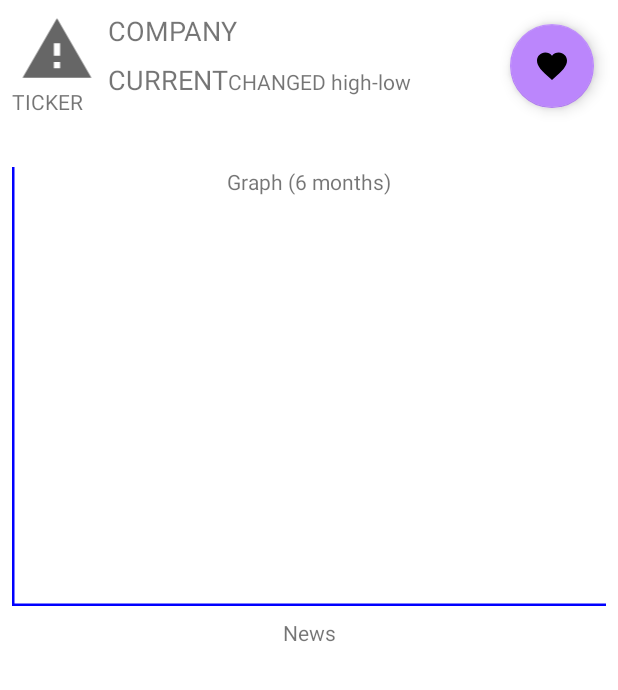
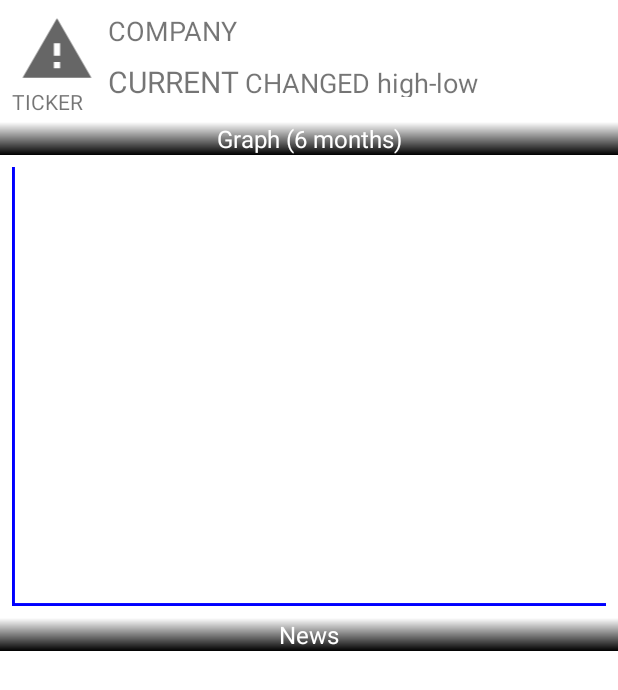
Before and after one commit to AlexSemiv/Stocks, an Android app: the layout fragment_stock_information.xml on its own in the app's theme, with its tools: preview values and no code run, on a phone screen of 412 x 824 dp. Shown: the top 690 px of the screen. Run offline under Robolectric (Android 15) with nearby library versions, the light colour scheme and no system bars.

Commit message:
Stocks 3.7

```diff
--- a/app/src/main/java/com/example/stocks/db/SavedStockDatabase.kt
+++ b/app/src/main/java/com/example/stocks/db/SavedStockDatabase.kt
@@ -5,6 +5,7 @@ import androidx.room.Database
 import androidx.room.Room
 import androidx.room.RoomDatabase
 import androidx.room.TypeConverters
+import javax.inject.Inject
 
 @Database(
         entities = [Stock::class],
--- a/app/src/main/java/com/example/stocks/repository/StocksRepository.kt
+++ b/app/src/main/java/com/example/stocks/repository/StocksRepository.kt
@@ -4,6 +4,7 @@ import com.example.stocks.api.SafeApiRequest
 import com.example.stocks.db.SavedStockDatabase
 import com.example.stocks.db.Stock
 import com.example.stocks.response.RetrofitInstance
+import dagger.hilt.EntryPoint
 
 class StocksRepository(
         val db: SavedStockDatabase
--- a/app/src/main/java/com/example/stocks/response/QuoteResponse.kt
+++ b/app/src/main/java/com/example/stocks/response/QuoteResponse.kt
@@ -8,5 +8,5 @@ data class QuoteResponse(
     val l: Double, // Low price of the day
     val o: Double, // Open price of the day
     val pc: Double, // Previous close price
-    val t: Int
+    val t: Float
 ) : Serializable
--- a/app/src/main/java/com/example/stocks/ui/fragments/StockFragment.kt
+++ b/app/src/main/java/com/example/stocks/ui/fragments/StockFragment.kt
@@ -25,7 +25,7 @@ abstract class StockFragment(
     lateinit var viewModel: StocksViewModel
     lateinit var stocksAdapter: StocksAdapter
 
-    abstract fun setLiveData(): LiveData<Resource<ConcurrentLinkedQueue<Stock>>>
+    abstract fun setLiveData(): LiveData<Resource<List<Stock>>>
 
     override fun onViewCreated(view: View, savedInstanceState: Bundle?) {
         super.onViewCreated(view, savedInstanceState)
@@ -57,7 +57,7 @@ abstract class StockFragment(
                         delay(1000L)
                         hideProgressBar()
                         response.data?.let { listStocks ->
-                            stocksAdapter.differ.submitList(listStocks.toList())
+                            stocksAdapter.differ.submitList(listStocks)
                         }
                     }
                 }
--- a/app/src/main/java/com/example/stocks/ui/graph/GraphView.kt
+++ b/app/src/main/java/com/example/stocks/ui/graph/GraphView.kt
@@ -4,77 +4,106 @@ import android.content.Context
 import android.graphics.Canvas
 import android.graphics.Color
 import android.graphics.Paint
+import android.provider.ContactsContract
 import android.util.AttributeSet
 import android.view.View
-import kotlinx.android.synthetic.main.fragment_stock_information.view.*
+import com.example.stocks.db.Stock
 
 class GraphView(
         context: Context,
         attributeSet: AttributeSet
 ): View(context,attributeSet) {
-    private val dataSet = mutableListOf<DataPoint>()
+    private val dataSetOpen = mutableListOf<DataPoint>()
+    private val dataSetClose = mutableListOf<DataPoint>()
+    private val dataSetHigh = mutableListOf<DataPoint>()
+    private val dataSetLow = mutableListOf<DataPoint>()
+
     private var xMin = 0
     private var xMax = 0
     private var yMin = 0
     private var yMax = 0
 
-    private val dataPointPaint = Paint().apply {
-        color = Color.RED
-        strokeWidth = 5f
-        style = Paint.Style.STROKE
-    }
-
-    private val dataPointFillPaint = Paint().apply {
-        color = Color.WHITE
-    }
-
-    private val dataPointLinePaint = Paint().apply {
-        color = Color.RED
+    private val dataOpenPointLinePaint = initPoint(Color.YELLOW)
+    private val dataClosePointLinePaint = initPoint(Color.BLUE)
+    private val dataHighPointLinePaint = initPoint(Color.GREEN)
+    private val dataLowPointLinePaint = initPoint(Color.RED)
+    private fun initPoint(c: Int) = Paint().apply {
+        color = c
         strokeWidth = 5f
         isAntiAlias = true
     }
-
+    private val dataPointPaint = Paint().apply {
+        color = Color.BLACK
+        strokeWidth = 10f
+        style = Paint.Style.STROKE
+    }
+    private val dataPointFillPaint = Paint().apply {
+        color = Color.CYAN
+    }
     private val axisLinePaint = Paint().apply {
         color = Color.BLUE
         strokeWidth = 5f
     }
-    fun setDots(newDataSet: List<DataPoint>){
-        xMin = newDataSet.minBy { it.x }?.x ?: 0
-        xMax = newDataSet.maxBy { it.x }?.x ?: 0
-        yMin = newDataSet.minBy { it.y }?.y ?: 0
-        yMax = newDataSet.maxBy { it.y }?.y ?: 0
 
-        dataSet.clear()
-        dataSet.addAll(newDataSet)
+    fun setDots(dataOpen:List<DataPoint>, dataClose:List<DataPoint>, dataLow:List<DataPoint>, dataHigh:List<DataPoint>) {
+        dataSetOpen.clear()
+        dataOpen.initMaxMinDots()
+        dataSetOpen.addAll(dataOpen)
+
+        dataSetClose.clear()
+        dataClose.initMaxMinDots()
+        dataSetClose.addAll(dataClose)
+
+        dataSetLow.clear()
+        dataLow.initMaxMinDots()
+        dataSetLow.addAll(dataLow)
+
+        dataSetHigh.clear()
+        dataHigh.initMaxMinDots()
+        dataSetHigh.addAll(dataHigh)
 
         invalidate()
+    }
+    private fun List<DataPoint>.initMaxMinDots(){
+        xMin = this.minBy { it.x }?.x ?: 0
+        xMax = this.maxBy { it.x }?.x ?: 0
+        yMin = 0
+        yMax = getYMax(this.maxBy { it.y }?.y ?: 0)
+    }
+    private fun getYMax(number: Int): Int{
+        var range = 50
+        while(number > range){
+            range += 10
+        }
+        return range
     }
 
     override fun onDraw(canvas: Canvas?) {
         super.onDraw(canvas)
+        canvas?.draw(dataSetOpen,dataOpenPointLinePaint)
+        canvas?.draw(dataSetClose, dataClosePointLinePaint)
+        canvas?.draw(dataSetHigh,dataHighPointLinePaint)
+        canvas?.draw(dataSetLow,dataLowPointLinePaint)
+    }
 
-        dataSet.forEachIndexed() { index, currentDataPoint ->
+    private fun Canvas.draw(list: MutableList<DataPoint> ,line: Paint){
+        list.forEachIndexed() { index, currentDataPoint ->
             val realX = currentDataPoint.x.toRealX()
             val realY = currentDataPoint.y.toRealY()
-
-            if(index < dataSet.size - 1){
-                val nextDataPoint = dataSet[index + 1]
+            if(index < list.size - 1){
+                val nextDataPoint = list[index + 1]
                 val startX = currentDataPoint.x.toRealX()
                 val startY = currentDataPoint.y.toRealY()
                 val endX = nextDataPoint.x.toRealX()
                 val endY = nextDataPoint.y.toRealY()
-
-                canvas?.drawLine(startX, startY, endX, endY, dataPointLinePaint)
+                drawLine(startX, startY, endX, endY, line)
             }
-
-            canvas?.drawCircle(realX,realY,7f,dataPointFillPaint)
-            canvas?.drawCircle(realX,realY,7f,dataPointPaint)
+            drawCircle(realX,realY,7f,dataPointFillPaint)
+            drawCircle(realX,realY,7f,dataPointPaint)
         }
-
-        canvas?.drawLine(0f,0f,0f,height.toFloat(),axisLinePaint)
-        canvas?.drawLine(0f,height.toFloat(),width.toFloat(),height.toFloat(),axisLinePaint)
+        drawLine(0f,0f,0f,height.toFloat(),axisLinePaint)
+        drawLine(0f,height.toFloat(),width.toFloat(),height.toFloat(),axisLinePaint)
     }
-
     private fun Int.toRealX() = toFloat() / xMax * width
     private fun Int.toRealY() = toFloat() / yMax * height
 }
--- a/app/src/main/res/drawable/ic_baseline_favorite_24.xml
+++ b/app/src/main/res/drawable/ic_baseline_favorite_24.xml
@@ -1,10 +1,5 @@
-<vector xmlns:android="http://schemas.android.com/apk/res/android"
-    android:width="24dp"
-    android:height="24dp"
-    android:viewportWidth="24"
-    android:viewportHeight="24"
-    android:tint="?attr/colorControlNormal">
-  <path
-      android:fillColor="@android:color/white"
-      android:pathData="M12,21.35l-1.45,-1.32C5.4,15.36 2,12.28 2,8.5 2,5.42 4.42,3 7.5,3c1.74,0 3.41,0.81 4.5,2.09C13.09,3.81 14.76,3 16.5,3 19.58,3 22,5.42 22,8.5c0,3.78 -3.4,6.86 -8.55,11.54L12,21.35z"/>
+<vector android:height="24dp" android:tint="#F2FFFC"
+    android:viewportHeight="24" android:viewportWidth="24"
+    android:width="24dp" xmlns:android="http://schemas.android.com/apk/res/android">
+    <path android:fillColor="@android:color/white" android:pathData="M12,21.35l-1.45,-1.32C5.4,15.36 2,12.28 2,8.5 2,5.42 4.42,3 7.5,3c1.74,0 3.41,0.81 4.5,2.09C13.09,3.81 14.76,3 16.5,3 19.58,3 22,5.42 22,8.5c0,3.78 -3.4,6.86 -8.55,11.54L12,21.35z"/>
 </vector>
--- a/app/src/main/res/layout/fragment_stock_information.xml
+++ b/app/src/main/res/layout/fragment_stock_information.xml
@@ -57,17 +57,19 @@
         <TextView
             android:id="@+id/current_price"
             android:layout_width="wrap_content"
-            android:layout_height="wrap_content"
-            android:text="@{`price: `+String.valueOf(stock.price.c)+` $`}"
-            android:textSize="18sp"
+            android:layout_height="match_parent"
+            android:text="@{String.valueOf(stock.price.c)+`$`}"
+            android:textSize="20sp"
             tools:text="CURRENT" />
 
         <TextView
             android:id="@+id/changed_price"
             android:layout_width="wrap_content"
-            android:layout_height="wrap_content"
-            android:textSize="14sp"
-            android:text="@{` (+`+String.valueOf(Math.round(stock.price.h-stock.price.l))+`$)`}"
+            android:layout_height="24dp"
+            android:layout_marginStart="4sp"
+            android:layout_marginLeft="4sp"
+            app:setChangedPrice="@{stock.price.o - stock.price.c}"
+            android:textSize="18sp"
             tools:text="CHANGED high-low" />
     </LinearLayout>
 
@@ -79,19 +81,7 @@
         app:layout_constraintBottom_toTopOf="@+id/guideline2"
         app:layout_constraintEnd_toEndOf="parent"
         app:layout_constraintStart_toStartOf="parent"
-        app:layout_constraintTop_toTopOf="@+id/guideline3" />
-
-    <com.google.android.material.floatingactionbutton.FloatingActionButton
-        android:id="@+id/floating_button_save"
-        android:layout_width="wrap_content"
-        android:layout_height="wrap_content"
-        android:layout_marginTop="16dp"
-        android:layout_marginEnd="16dp"
-        android:layout_marginRight="16dp"
-        android:src="@drawable/ic_baseline_favorite_24"
-        app:backgroundTint="@color/purple_200"
-        app:layout_constraintEnd_toEndOf="parent"
-        app:layout_constraintTop_toTopOf="parent" />
+        app:layout_constraintTop_toBottomOf="@+id/textView2" />
 
     <androidx.constraintlayout.widget.Guideline
         android:id="@+id/guideline2"
@@ -118,18 +108,27 @@
 
     <TextView
         android:id="@+id/textView2"
-        android:layout_width="wrap_content"
+        android:layout_width="0dp"
         android:layout_height="wrap_content"
+        android:layout_marginTop="4dp"
+        android:background="@drawable/gradient"
+        android:gravity="center"
         android:text="Graph (6 months)"
+        android:textColor="@color/white"
+        android:textSize="16sp"
         app:layout_constraintEnd_toEndOf="parent"
         app:layout_constraintStart_toStartOf="parent"
-        app:layout_constraintTop_toTopOf="@+id/graphView" />
+        app:layout_constraintTop_toBottomOf="@+id/ticker" />
 
     <TextView
         android:id="@+id/textView3"
-        android:layout_width="wrap_content"
+        android:layout_width="0dp"
         android:layout_height="wrap_content"
+        android:background="@drawable/gradient"
+        android:gravity="center"
         android:text="News"
+        android:textColor="@color/white"
+        android:textSize="16sp"
         app:layout_constraintEnd_toEndOf="parent"
         app:layout_constraintStart_toStartOf="parent"
         app:layout_constraintTop_toTopOf="@+id/guideline2" />
--- a/app/src/main/res/layout/item_stock.xml
+++ b/app/src/main/res/layout/item_stock.xml
@@ -42,7 +42,7 @@
                 android:id="@+id/current_price"
                 android:layout_width="wrap_content"
                 android:layout_height="wrap_content"
-                android:text="@{`price: `+String.valueOf(stock.price.c)+` $`}"
+                android:text="@{String.valueOf(stock.price.c)+`$`}"
                 android:textSize="20sp"
                 tools:text="CURRENT" />
 
@@ -50,9 +50,11 @@
                 android:id="@+id/changed_price"
                 android:layout_width="wrap_content"
                 android:layout_height="wrap_content"
+                android:layout_marginStart="4sp"
+                android:layout_marginLeft="4sp"
                 android:paddingLeft="4dp"
-                android:text="@{` (+`+String.valueOf(Math.round(stock.price.h-stock.price.l))+`$)`}"
                 android:textSize="18sp"
+                app:setChangedPrice="@{stock.price.o - stock.price.c}"
                 tools:text="CHANGED high-low" />
         </LinearLayout>
 
```
Also changed, not shown: app/src/main/java/com/example/stocks/ui/adapters/BindingAdapters.kt (+35 -4 lines), app/src/main/java/com/example/stocks/ui/adapters/NewsAdapter.kt (+0 -9 lines), app/src/main/java/com/example/stocks/ui/fragments/InformationStockFragment.kt (+30 -23 lines), app/src/main/java/com/example/stocks/ui/viewmodel/StocksViewModel.kt (+24 -22 lines), app/src/main/res/layout/item_news.xml (+15 -33 lines), app/src/main/res/menu/options_menu_information.xml (added, +9 -0 lines).
